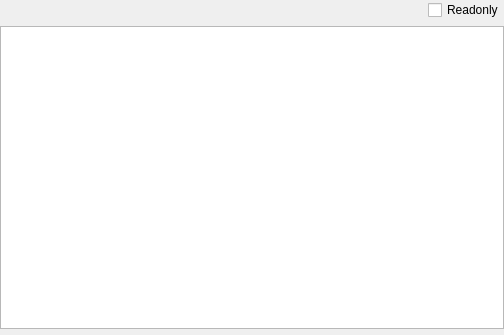
horsicq/FormatWidgets, file LE/lesectionheaderwidget.ui: the form before one commit.
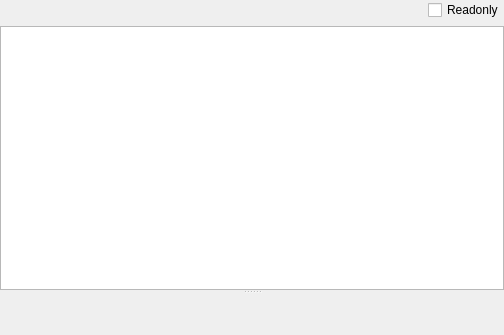
The form after the commit. Custom widgets are drawn as their Qt base class.

```diff
--- a/LE/lesectionheaderwidget.ui
+++ b/LE/lesectionheaderwidget.ui
@@ -54,6 +54,10 @@
     </layout>
    </item>
    <item>
+    <widget class="QSplitter" name="splitter">
+     <property name="orientation">
+      <enum>Qt::Vertical</enum>
+     </property>
     <widget class="QTableWidget" name="tableWidget_Section">
      <property name="contextMenuPolicy">
       <enum>Qt::CustomContextMenu</enum>
@@ -77,15 +81,7 @@
       <number>21</number>
      </attribute>
     </widget>
-   </item>
-   <item>
-    <widget class="ToolsWidget" name="widgetHex_Section" native="true">
-     <property name="maximumSize">
-      <size>
-       <width>16777215</width>
-       <height>200</height>
-      </size>
-     </property>
+     <widget class="ToolsWidget" name="widgetHex_Section" native="true"/>
     </widget>
    </item>
   </layout>
```
Lines whose indentation alone changed are shown as unchanged.
